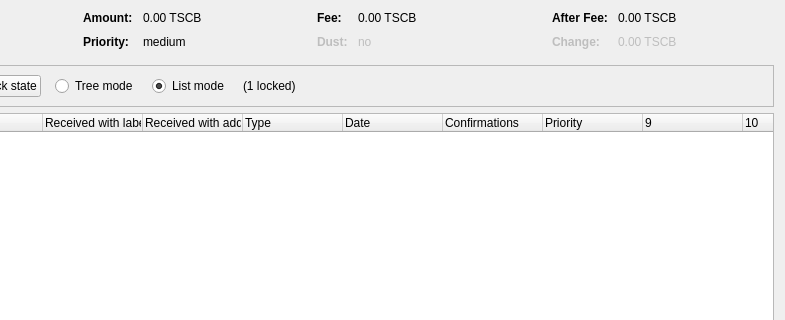
Qt form src/qt/forms/coincontroldialog.ui (MCLXI/TSC) before a commit; both pictures show x 169 to 954 and y 0 to 320 of the 954 by 500 pixel window.
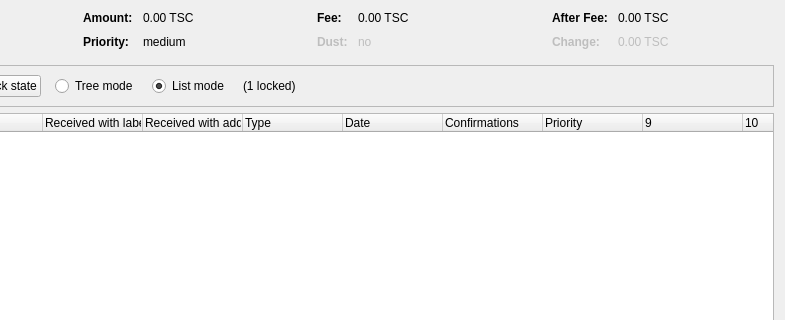
The same form after that commit. Custom widgets are drawn as their Qt base class.

Diff of the .ui file:
```diff
--- a/src/qt/forms/coincontroldialog.ui
+++ b/src/qt/forms/coincontroldialog.ui
@@ -132,7 +132,7 @@
           <enum>Qt::ActionsContextMenu</enum>
          </property>
          <property name="text">
-          <string notr="true">0.00 TSCB</string>
+          <string notr="true">0.00 TSC</string>
          </property>
          <property name="textInteractionFlags">
           <set>Qt::LinksAccessibleByMouse|Qt::TextSelectableByKeyboard|Qt::TextSelectableByMouse</set>
@@ -206,7 +206,7 @@
           <enum>Qt::ActionsContextMenu</enum>
          </property>
          <property name="text">
-          <string notr="true">0.00 TSCB</string>
+          <string notr="true">0.00 TSC</string>
          </property>
          <property name="textInteractionFlags">
           <set>Qt::LinksAccessibleByMouse|Qt::TextSelectableByKeyboard|Qt::TextSelectableByMouse</set>
@@ -286,7 +286,7 @@
           <enum>Qt::ActionsContextMenu</enum>
          </property>
          <property name="text">
-          <string notr="true">0.00 TSCB</string>
+          <string notr="true">0.00 TSC</string>
          </property>
          <property name="textInteractionFlags">
           <set>Qt::LinksAccessibleByMouse|Qt::TextSelectableByKeyboard|Qt::TextSelectableByMouse</set>
@@ -321,7 +321,7 @@
           <enum>Qt::ActionsContextMenu</enum>
          </property>
          <property name="text">
-          <string notr="true">0.00 TSCB</string>
+          <string notr="true">0.00 TSC</string>
          </property>
          <property name="textInteractionFlags">
           <set>Qt::LinksAccessibleByMouse|Qt::TextSelectableByKeyboard|Qt::TextSelectableByMouse</set>
```
